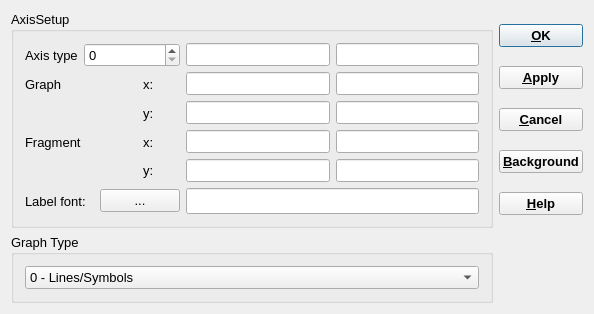
gemshub/GEMSGUI, file GUI/Dialogs4/LegendDialog4.ui: the form before one commit.
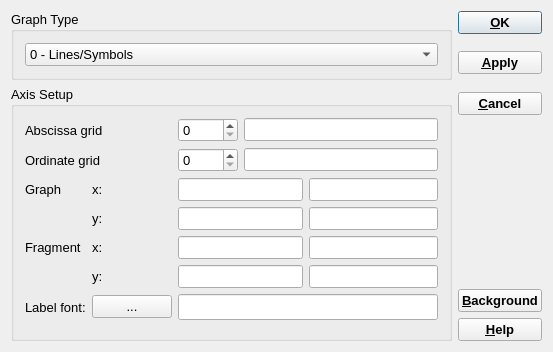
The form after the commit.

```diff
--- a/GUI/Dialogs4/LegendDialog4.ui
+++ b/GUI/Dialogs4/LegendDialog4.ui
@@ -9,8 +9,8 @@
    <rect>
     <x>0</x>
     <y>0</y>
-    <width>594</width>
-    <height>311</height>
+    <width>553</width>
+    <height>352</height>
    </rect>
   </property>
   <property name="font">
@@ -24,8 +24,82 @@
   <property name="modal">
    <bool>true</bool>
   </property>
-  <layout class="QGridLayout">
-   <item row="0" column="0">
+  <layout class="QGridLayout" name="gridLayout_2">
+   <item row="0" column="0" rowspan="2">
+    <widget class="QGroupBox" name="buttonGroup1">
+     <property name="sizePolicy">
+      <sizepolicy hsizetype="Minimum" vsizetype="Minimum">
+       <horstretch>0</horstretch>
+       <verstretch>0</verstretch>
+      </sizepolicy>
+     </property>
+     <property name="title">
+      <string>Graph Type</string>
+     </property>
+     <layout class="QVBoxLayout" name="verticalLayout">
+      <item>
+       <widget class="QComboBox" name="comboBox1">
+        <item>
+         <property name="text">
+          <string>0 - Lines/Symbols</string>
+         </property>
+        </item>
+        <item>
+         <property name="text">
+          <string>1 - Cumulative</string>
+         </property>
+        </item>
+        <item>
+         <property name="text">
+          <string>2 - Isolines</string>
+         </property>
+        </item>
+        <item>
+         <property name="text">
+          <string>3 - 3D plotting widget</string>
+         </property>
+        </item>
+       </widget>
+      </item>
+     </layout>
+    </widget>
+   </item>
+   <item row="0" column="1">
+    <widget class="QPushButton" name="pBtnOk">
+     <property name="font">
+      <font>
+       <weight>75</weight>
+       <bold>true</bold>
+      </font>
+     </property>
+     <property name="toolTip">
+      <string>Apply changes to the graph and close this dialog</string>
+     </property>
+     <property name="text">
+      <string>&amp;OK</string>
+     </property>
+     <property name="default">
+      <bool>true</bool>
+     </property>
+    </widget>
+   </item>
+   <item row="1" column="1" rowspan="2">
+    <widget class="QPushButton" name="pBtnApply">
+     <property name="font">
+      <font>
+       <weight>75</weight>
+       <bold>true</bold>
+      </font>
+     </property>
+     <property name="toolTip">
+      <string>Apply changes to the graph and do not close this dialog</string>
+     </property>
+     <property name="text">
+      <string>&amp;Apply</string>
+     </property>
+    </widget>
+   </item>
+   <item row="2" column="0" rowspan="5">
     <widget class="QGroupBox" name="pAxis_2">
      <property name="sizePolicy">
       <sizepolicy hsizetype="Minimum" vsizetype="Minimum">
@@ -34,29 +108,30 @@
       </sizepolicy>
      </property>
      <property name="title">
-      <string>AxisSetup</string>
+      <string>Axis Setup</string>
      </property>
-     <layout class="QGridLayout">
-      <item row="0" column="0">
+     <layout class="QGridLayout" name="gridLayout">
+      <item row="0" column="0" colspan="2">
        <widget class="QLabel" name="TextLabel1">
         <property name="text">
-         <string>Axis type</string>
+         <string>Abscissa grid</string>
         </property>
         <property name="wordWrap">
          <bool>false</bool>
         </property>
        </widget>
       </item>
-      <item row="0" column="1" colspan="3">
-       <widget class="QSpinBox" name="pAxis">
+      <item row="0" column="2">
+       <widget class="QSpinBox" name="pAxisX">
+        <property name="toolTip">
+         <string>Set the maximum number of major scale intervals for  bottom axis</string>
+        </property>
         <property name="maximum">
          <number>20</number>
         </property>
        </widget>
       </item>
-      <item row="0" column="4" rowspan="5">
-       <layout class="QGridLayout" name="layout">
-        <item row="0" column="0">
+      <item row="0" column="3" colspan="2">
          <widget class="QLineEdit" name="pXname">
           <property name="toolTip">
            <string>Name of  x  axis</string>
@@ -66,49 +141,27 @@
           </property>
          </widget>
         </item>
-        <item row="1" column="0">
-         <widget class="QLineEdit" name="pX0">
-          <property name="toolTip">
-           <string>Minimum</string>
-          </property>
-         </widget>
-        </item>
-        <item row="3" column="1">
-         <widget class="QLineEdit" name="pfXn">
-          <property name="toolTip">
-           <string>Maximum</string>
+      <item row="1" column="0" colspan="2">
+       <widget class="QLabel" name="TextLabel1_3">
+        <property name="text">
+         <string>Ordinate grid</string>
+        </property>
+        <property name="wordWrap">
+         <bool>false</bool>
           </property>
          </widget>
         </item>
-        <item row="4" column="1">
-         <widget class="QLineEdit" name="pfYn">
+      <item row="1" column="2">
+       <widget class="QSpinBox" name="pAxisY">
           <property name="toolTip">
-           <string>Maximum</string>
-          </property>
-         </widget>
-        </item>
-        <item row="1" column="1">
-         <widget class="QLineEdit" name="pXn">
-          <property name="toolTip">
-           <string>Maximum</string>
+         <string>Set the maximum number of major scale intervals for  left axis</string>
+        </property>
+        <property name="maximum">
+         <number>20</number>
           </property>
          </widget>
         </item>
-        <item row="4" column="0">
-         <widget class="QLineEdit" name="pfY0">
-          <property name="toolTip">
-           <string>Minimum</string>
-          </property>
-         </widget>
-        </item>
-        <item row="2" column="0">
-         <widget class="QLineEdit" name="pY0">
-          <property name="toolTip">
-           <string>Minimum</string>
-          </property>
-         </widget>
-        </item>
-        <item row="0" column="1">
+      <item row="1" column="3" colspan="2">
          <widget class="QLineEdit" name="pYname">
           <property name="toolTip">
            <string>Name of  y  axis</string>
@@ -118,23 +171,7 @@
           </property>
          </widget>
         </item>
-        <item row="3" column="0">
-         <widget class="QLineEdit" name="pfX0">
-          <property name="toolTip">
-           <string>Minimum</string>
-          </property>
-         </widget>
-        </item>
-        <item row="2" column="1">
-         <widget class="QLineEdit" name="pYn">
-          <property name="toolTip">
-           <string>Maximum</string>
-          </property>
-         </widget>
-        </item>
-       </layout>
-      </item>
-      <item row="1" column="0" colspan="3">
+      <item row="2" column="0">
        <widget class="QLabel" name="TextLabel1_2">
         <property name="text">
          <string>Graph</string>
@@ -144,7 +181,7 @@
         </property>
        </widget>
       </item>
-      <item row="1" column="3">
+      <item row="2" column="1">
        <widget class="QLabel" name="TextLabel1_2_2">
         <property name="text">
          <string>x:</string>
@@ -154,7 +191,21 @@
         </property>
        </widget>
       </item>
-      <item row="2" column="3">
+      <item row="2" column="2" colspan="2">
+       <widget class="QLineEdit" name="pX0">
+        <property name="toolTip">
+         <string>Change minimum x of the scale</string>
+        </property>
+       </widget>
+      </item>
+      <item row="2" column="4">
+       <widget class="QLineEdit" name="pXn">
+        <property name="toolTip">
+         <string>Change  maximum x of the scale</string>
+        </property>
+       </widget>
+      </item>
+      <item row="3" column="1">
        <widget class="QLabel" name="TextLabel1_2_2_2">
         <property name="text">
          <string>y:</string>
@@ -164,7 +215,21 @@
         </property>
        </widget>
       </item>
-      <item row="3" column="0" colspan="3">
+      <item row="3" column="2" colspan="2">
+       <widget class="QLineEdit" name="pY0">
+        <property name="toolTip">
+         <string>Change minimum y of the scale</string>
+        </property>
+       </widget>
+      </item>
+      <item row="3" column="4">
+       <widget class="QLineEdit" name="pYn">
+        <property name="toolTip">
+         <string>Change maximum y of the scale</string>
+        </property>
+       </widget>
+      </item>
+      <item row="4" column="0">
        <widget class="QLabel" name="TextLabel1_2_3">
         <property name="text">
          <string>Fragment</string>
@@ -174,7 +239,7 @@
         </property>
        </widget>
       </item>
-      <item row="3" column="3">
+      <item row="4" column="1">
        <widget class="QLabel" name="TextLabel1_2_2_3">
         <property name="text">
          <string>x:</string>
@@ -184,7 +249,21 @@
         </property>
        </widget>
       </item>
-      <item row="4" column="3">
+      <item row="4" column="2" colspan="2">
+       <widget class="QLineEdit" name="pfX0">
+        <property name="toolTip">
+         <string>Minimum</string>
+        </property>
+       </widget>
+      </item>
+      <item row="4" column="4">
+       <widget class="QLineEdit" name="pfXn">
+        <property name="toolTip">
+         <string>Maximum</string>
+        </property>
+       </widget>
+      </item>
+      <item row="5" column="1">
        <widget class="QLabel" name="TextLabel1_2_2_2_2">
         <property name="text">
          <string>y:</string>
@@ -194,7 +273,21 @@
         </property>
        </widget>
       </item>
-      <item row="5" column="0" colspan="2">
+      <item row="5" column="2" colspan="2">
+       <widget class="QLineEdit" name="pfY0">
+        <property name="toolTip">
+         <string>Minimum</string>
+        </property>
+       </widget>
+      </item>
+      <item row="5" column="4">
+       <widget class="QLineEdit" name="pfYn">
+        <property name="toolTip">
+         <string>Maximum</string>
+        </property>
+       </widget>
+      </item>
+      <item row="6" column="0">
        <widget class="QLabel" name="textLabel2">
         <property name="sizePolicy">
          <sizepolicy hsizetype="Minimum" vsizetype="Preferred">
@@ -213,14 +306,14 @@
         </property>
        </widget>
       </item>
-      <item row="5" column="2" colspan="2">
+      <item row="6" column="1">
        <widget class="QPushButton" name="pBtnChangeFont">
         <property name="text">
          <string>...</string>
         </property>
        </widget>
       </item>
-      <item row="5" column="4">
+      <item row="6" column="2" colspan="3">
        <widget class="QLineEdit" name="pLabelFont">
         <property name="font">
          <font>
@@ -238,44 +331,7 @@
      </layout>
     </widget>
    </item>
-   <item row="0" column="1">
-    <layout class="QVBoxLayout">
-     <item>
-      <widget class="QPushButton" name="pBtnOk">
-       <property name="font">
-        <font>
-         <weight>75</weight>
-         <bold>true</bold>
-        </font>
-       </property>
-       <property name="toolTip">
-        <string>Apply changes to the graph and close this dialog</string>
-       </property>
-       <property name="text">
-        <string>&amp;OK</string>
-       </property>
-       <property name="default">
-        <bool>true</bool>
-       </property>
-      </widget>
-     </item>
-     <item>
-      <widget class="QPushButton" name="pBtnApply">
-       <property name="font">
-        <font>
-         <weight>75</weight>
-         <bold>true</bold>
-        </font>
-       </property>
-       <property name="toolTip">
-        <string>Apply changes to the graph and do not close this dialog</string>
-       </property>
-       <property name="text">
-        <string>&amp;Apply</string>
-       </property>
-      </widget>
-     </item>
-     <item>
+   <item row="3" column="1">
       <widget class="QPushButton" name="pBthCancel">
        <property name="font">
         <font>
@@ -291,7 +347,20 @@
        </property>
       </widget>
      </item>
-     <item>
+   <item row="4" column="1">
+    <spacer name="verticalSpacer">
+     <property name="orientation">
+      <enum>Qt::Vertical</enum>
+     </property>
+     <property name="sizeHint" stdset="0">
+      <size>
+       <width>20</width>
+       <height>143</height>
+      </size>
+     </property>
+    </spacer>
+   </item>
+   <item row="5" column="1">
       <widget class="QPushButton" name="pBtnBackgr">
        <property name="font">
         <font>
@@ -307,7 +376,7 @@
        </property>
       </widget>
      </item>
-     <item>
+   <item row="6" column="1">
       <widget class="QPushButton" name="pHelp">
        <property name="font">
         <font>
@@ -324,42 +393,6 @@
       </widget>
      </item>
     </layout>
-   </item>
-   <item row="1" column="0">
-    <widget class="QGroupBox" name="buttonGroup1">
-     <property name="sizePolicy">
-      <sizepolicy hsizetype="Minimum" vsizetype="Minimum">
-       <horstretch>0</horstretch>
-       <verstretch>0</verstretch>
-      </sizepolicy>
-     </property>
-     <property name="title">
-      <string>Graph Type</string>
-     </property>
-     <layout class="QVBoxLayout">
-      <item>
-       <widget class="QComboBox" name="comboBox1">
-        <item>
-         <property name="text">
-          <string>0 - Lines/Symbols</string>
-         </property>
-        </item>
-        <item>
-         <property name="text">
-          <string>1 - Cumulative</string>
-         </property>
-        </item>
-        <item>
-         <property name="text">
-          <string>2 - Isolines</string>
-         </property>
-        </item>
-       </widget>
-      </item>
-     </layout>
-    </widget>
-   </item>
-  </layout>
  </widget>
  <layoutdefault spacing="6" margin="11"/>
  <tabstops>
```
Left out of the diff: 6 changed lines with no effect on the pictures. Lines whose indentation alone changed are shown as unchanged.
